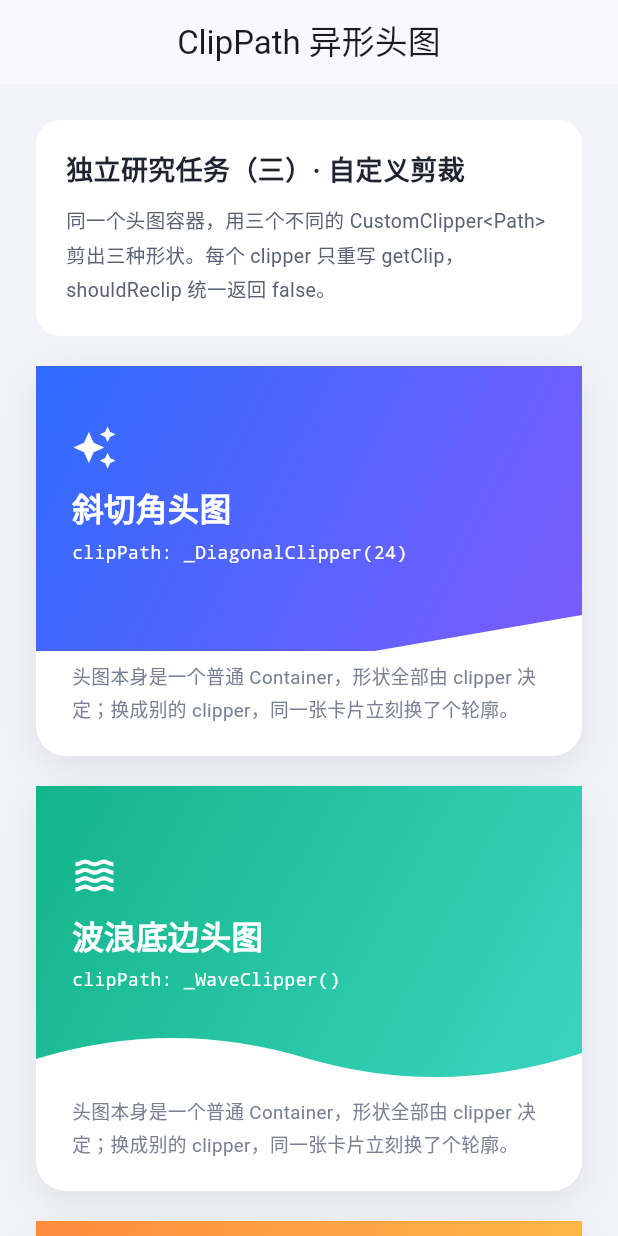
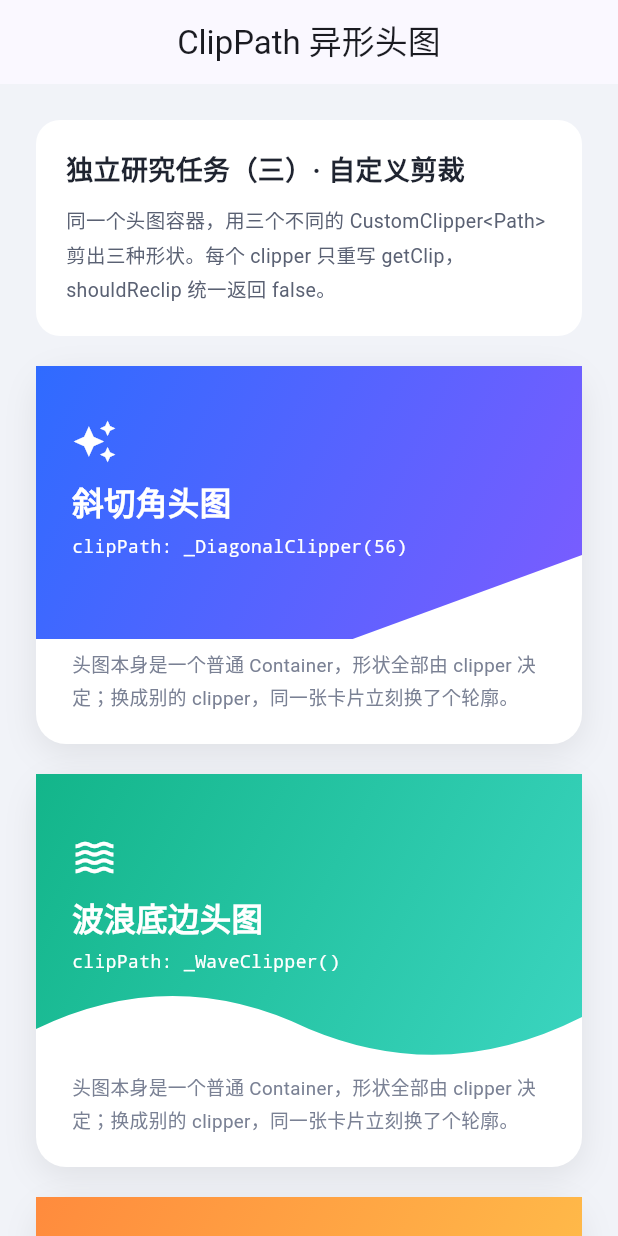
Before and after one commit to langjinbuhuitou/lecture6, a Flutter app: the screen it shows after launch, on a phone screen of 412 x 824 dp. Run offline on Flutter 3.47's test engine with Material 3 defaults, Android fonts, the phone set to English and light mode, and no system bars.

Commit message:
fix: 头图内边距与形状幅度调优

```diff
--- a/clip_header_card/lib/main.dart
+++ b/clip_header_card/lib/main.dart
@@ -42,11 +42,11 @@ class ClipHeaderPage extends StatelessWidget {
               const SizedBox(height: 20),
               _ClipCard(
                 title: '斜切角头图',
-                subtitle: 'clipPath: _DiagonalClipper(24)',
-                clipper: _DiagonalClipper(24),
+                subtitle: 'clipPath: _DiagonalClipper(56)',
+                clipper: _DiagonalClipper(56),
                 colors: const [Color(0xFF2F6BFF), Color(0xFF7C5CFF)],
                 icon: Icons.auto_awesome,
-                height: 190,
+                height: 182,
               ),
               const SizedBox(height: 20),
               _ClipCard(
@@ -55,7 +55,7 @@ class ClipHeaderPage extends StatelessWidget {
                 clipper: _WaveClipper(),
                 colors: const [Color(0xFF13B58A), Color(0xFF3BD5C0)],
                 icon: Icons.waves,
-                height: 200,
+                height: 192,
               ),
               const SizedBox(height: 20),
               _ClipCard(
@@ -64,7 +64,7 @@ class ClipHeaderPage extends StatelessWidget {
                 clipper: _InwardArcClipper(),
                 colors: const [Color(0xFFFF8B3D), Color(0xFFFFC24B)],
                 icon: Icons.local_fire_department,
-                height: 190,
+                height: 182,
               ),
             ],
           ),
@@ -199,7 +199,7 @@ class _ClipCard extends StatelessWidget {
   }
 }
 
-/// 右下角斜切：底边从 70% 处斜向右下，切掉一个三角函数状的角。
+/// 右下角斜切：底边从 58% 处斜向左下，切掉一个斜三角。
 class _DiagonalClipper extends CustomClipper<Path> {
   _DiagonalClipper(this.cut);
 
@@ -211,7 +211,7 @@ class _DiagonalClipper extends CustomClipper<Path> {
     path.moveTo(0, 0);
     path.lineTo(size.width, 0);
     path.lineTo(size.width, size.height - cut);
-    path.lineTo(size.width * 0.62, size.height);
+    path.lineTo(size.width * 0.58, size.height);
     path.lineTo(0, size.height);
     path.close();
     return path;
@@ -226,18 +226,19 @@ class _WaveClipper extends CustomClipper<Path> {
   @override
   Path getClip(Size size) {
     final path = Path();
-    path.lineTo(0, size.height - 18);
+    path.moveTo(0, 0);
+    path.lineTo(0, size.height - 22);
     path.quadraticBezierTo(
       size.width * 0.25,
-      size.height - 46,
+      size.height - 66,
       size.width * 0.5,
-      size.height - 18,
+      size.height - 22,
     );
     path.quadraticBezierTo(
       size.width * 0.75,
-      size.height + 8,
+      size.height + 16,
       size.width,
-      size.height - 22,
+      size.height - 30,
     );
     path.lineTo(size.width, 0);
     path.close();
@@ -258,7 +259,7 @@ class _InwardArcClipper extends CustomClipper<Path> {
     path.lineTo(size.width, size.height);
     path.quadraticBezierTo(
       size.width * 0.5,
-      size.height - 52,
+      size.height - 78,
       0,
       size.height,
     );
```
Also changed, not shown: layout_lab/lib/sections/flex_section.dart (+29 -11 lines), 1 other file.
